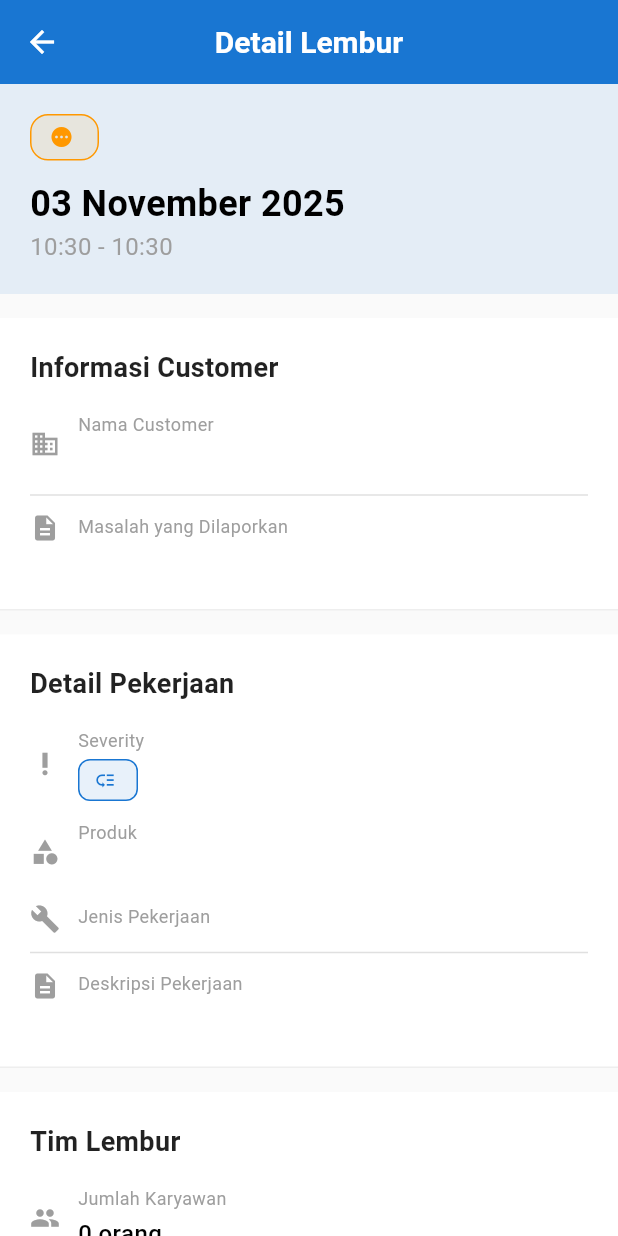
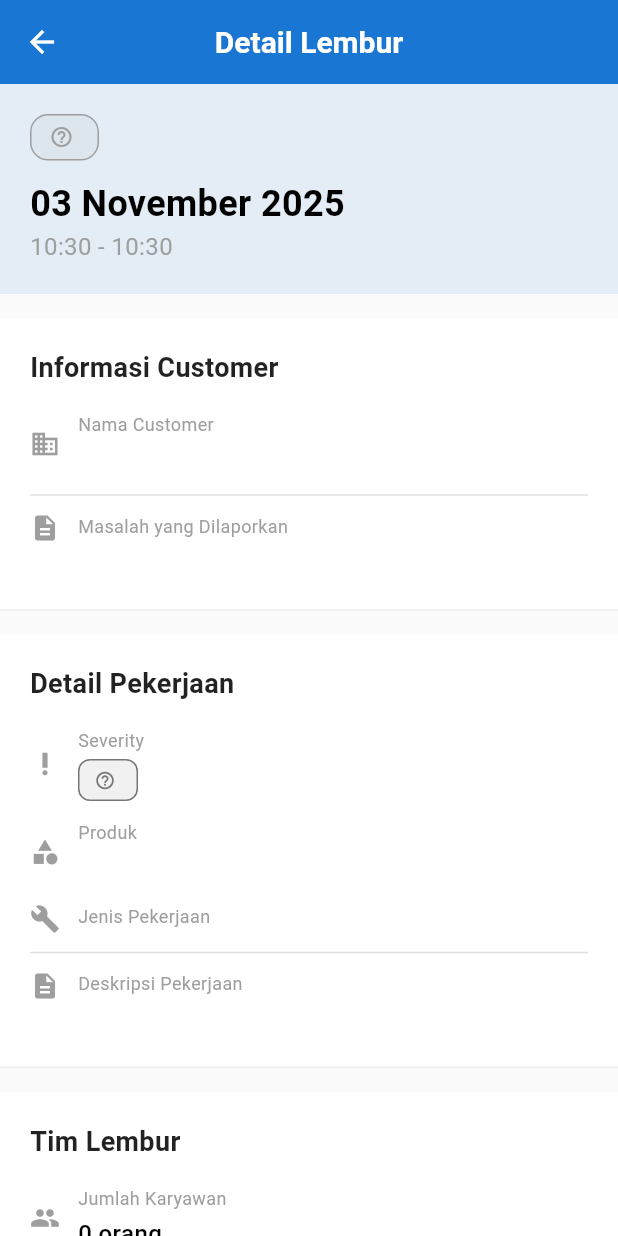
Before and after one commit to fanorama/overtime-app, a Flutter app: the OvertimeDetailScreen screen opened directly with empty values, on a phone screen of 412 x 824 dp. Run offline on Flutter 3.47's test engine with Material 3 defaults, Android fonts, the phone set to English and light mode, and no system bars; our stand-ins replace cloud_firestore, firebase_auth, firebase_core, flutter_riverpod, logger; accounts and stored records are empty.

Commit message:
♻️ refactor: implement case-insensitive status/severity comparison and expand seed data
- Refactor status/severity comparison using extension methods for case-insensitivity
- Update widgets (status_badge, severity_badge, overtime_card) to use new comparison logic
- Simplify AppTheme color getters using extension methods
- Add firestore.indexes.md documentation for composite indexes
- Update Firebase rules with case-insensitive status comparison using .lower()
- Expand seed data from 5 to 7 dummy employees with role distribution:
  * 2 Engineers (Ahmad Fauzi, Siti Nurhaliza)
  * 2 Maintenance (Budi Santoso, Andi Wijaya)
  * 1 Postsales (Dewi Lestari)
  * 2 Onsite (Rudi Hartono, Maya Sari)
- Add comprehensive documentation comments explaining case-insensitive implementation
- Update entity and repository for normalized status handling

This refactoring ensures robust status/severity matching regardless of case variations
from Firestore, improving data consistency and reducing potential bugs from case mismatch.

```diff
--- a/firestore.indexes.json
+++ b/firestore.indexes.json
@@ -51,8 +51,12 @@
       "queryScope": "COLLECTION",
       "fields": [
         {
-          "fieldPath": "startTime",
+          "fieldPath": "submittedBy",
           "order": "ASCENDING"
+        },
+        {
+          "fieldPath": "createdAt",
+          "order": "DESCENDING"
         }
       ]
     }
--- a/lib/core/constants/app_constants.dart
+++ b/lib/core/constants/app_constants.dart
@@ -14,6 +14,8 @@ class AppConstants {
   static const String roleManager = 'manager';
 
   // Overtime Status
+  // NOTE: Status values use lowercase in app code. Firestore security rules
+  // perform case-insensitive comparison using .lower() to ensure compatibility.
   static const String statusPending = 'pending';
   static const String statusApproved = 'approved';
   static const String statusRejected = 'rejected';
--- a/lib/features/overtime/data/repositories/overtime_repository.dart
+++ b/lib/features/overtime/data/repositories/overtime_repository.dart
@@ -265,7 +265,7 @@ class OvertimeRepository {
       );
 
       await _collection.doc(id).update({
-        'status': 'PENDING',
+        'status': AppConstants.statusPending,
         'isEdited': true,
         'editHistory': [...currentHistory, editHistory],
         'approvedBy': null,
--- a/lib/features/overtime/domain/entities/overtime_request_entity.dart
+++ b/lib/features/overtime/domain/entities/overtime_request_entity.dart
@@ -1,3 +1,5 @@
+import '../../../../core/extensions/string_extensions.dart';
+
 /// Overtime request entity - Updated to match design schema
 class OvertimeRequestEntity {
   final String id;
@@ -84,9 +86,10 @@ class OvertimeRequestEntity {
     this.updatedAt,
   });
 
-  bool get isPending => status == 'pending';
-  bool get isApproved => status == 'approved';
-  bool get isRejected => status == 'rejected';
+  // Use extension methods for case-insensitive status checks
+  bool get isPending => status.isPending;
+  bool get isApproved => status.isApproved;
+  bool get isRejected => status.isRejected;
 
   // Helper getter to get all involved employees
   List<String> get allInvolvedEmployees => [
--- a/lib/features/overtime/presentation/widgets/overtime_card.dart
+++ b/lib/features/overtime/presentation/widgets/overtime_card.dart
@@ -3,6 +3,7 @@ import 'package:intl/intl.dart';
 import '../../domain/entities/overtime_request_entity.dart';
 import 'status_badge.dart';
 import 'severity_badge.dart';
+import '../../../../core/extensions/string_extensions.dart';
 
 /// Widget untuk menampilkan overtime request dalam bentuk card
 class OvertimeCard extends StatelessWidget {
@@ -156,7 +157,7 @@ class OvertimeCard extends StatelessWidget {
                   ),
 
                   // Earnings (only show if approved)
-                  if (request.status == 'APPROVED')
+                  if (request.status.isApproved)
                     Text(
                       currencyFormat.format(request.totalEarnings),
                       style: const TextStyle(
--- a/lib/features/overtime/presentation/widgets/severity_badge.dart
+++ b/lib/features/overtime/presentation/widgets/severity_badge.dart
@@ -1,6 +1,10 @@
 import 'package:flutter/material.dart';
+import '../../../../core/theme/app_theme.dart';
+import '../../../../core/extensions/string_extensions.dart';
 
 /// Widget untuk menampilkan severity badge dengan warna
+/// NOTE: Uses AppTheme and extension methods for case-insensitive severity comparison
+/// to ensure compatibility with any case variations from Firestore
 class SeverityBadge extends StatelessWidget {
   final String severity;
 
@@ -10,31 +14,15 @@ class SeverityBadge extends StatelessWidget {
   });
 
   Color _getSeverityColor() {
-    switch (severity) {
-      case 'CRITICAL':
-        return Colors.red.shade700;
-      case 'HIGH':
-        return Colors.orange.shade700;
-      case 'MEDIUM':
-        return Colors.yellow.shade700;
-      case 'LOW':
-      default:
-        return Colors.blue.shade700;
-    }
+    return AppTheme.getSeverityColor(severity);
   }
 
   IconData _getSeverityIcon() {
-    switch (severity) {
-      case 'CRITICAL':
-        return Icons.error;
-      case 'HIGH':
-        return Icons.warning;
-      case 'MEDIUM':
-        return Icons.info;
-      case 'LOW':
-      default:
-        return Icons.low_priority;
-    }
+    if (severity.isCriticalSeverity) return Icons.error;
+    if (severity.isHighSeverity) return Icons.warning;
+    if (severity.isMediumSeverity) return Icons.info;
+    if (severity.isLowSeverity) return Icons.low_priority;
+    return Icons.help_outline; // default for unknown severity
   }
 
   @override
--- a/lib/features/overtime/presentation/widgets/status_badge.dart
+++ b/lib/features/overtime/presentation/widgets/status_badge.dart
@@ -1,7 +1,9 @@
 import 'package:flutter/material.dart';
-import '../../../../core/constants/app_constants.dart';
+import '../../../../core/extensions/string_extensions.dart';
 
 /// Widget untuk menampilkan status badge dengan warna
+/// NOTE: Uses extension methods for case-insensitive status comparison
+/// to ensure compatibility with any case variations from Firestore
 class StatusBadge extends StatelessWidget {
   final String status;
   final bool isEdited;
@@ -13,27 +15,17 @@ class StatusBadge extends StatelessWidget {
   });
 
   Color _getStatusColor() {
-    switch (status) {
-      case AppConstants.statusApproved:
-        return Colors.green;
-      case AppConstants.statusRejected:
-        return Colors.red;
-      case AppConstants.statusPending:
-      default:
-        return Colors.orange;
-    }
+    if (status.isApproved) return Colors.green;
+    if (status.isRejected) return Colors.red;
+    if (status.isPending) return Colors.orange;
+    return Colors.grey; // default for unknown status
   }
 
   IconData _getStatusIcon() {
-    switch (status) {
-      case AppConstants.statusApproved:
-        return Icons.check_circle;
-      case AppConstants.statusRejected:
-        return Icons.cancel;
-      case AppConstants.statusPending:
-      default:
-        return Icons.pending;
-    }
+    if (status.isApproved) return Icons.check_circle;
+    if (status.isRejected) return Icons.cancel;
+    if (status.isPending) return Icons.pending;
+    return Icons.help_outline; // default for unknown status
   }
 
   @override
```
Also changed, not shown: lib/core/theme/app_theme.dart (+12 -24 lines), lib/core/utils/seed_data.dart (+36 -8 lines), lib/features/profile/presentation/screens/profile_screen.dart (+10 -8 lines), firebase.json, 3 other files.
